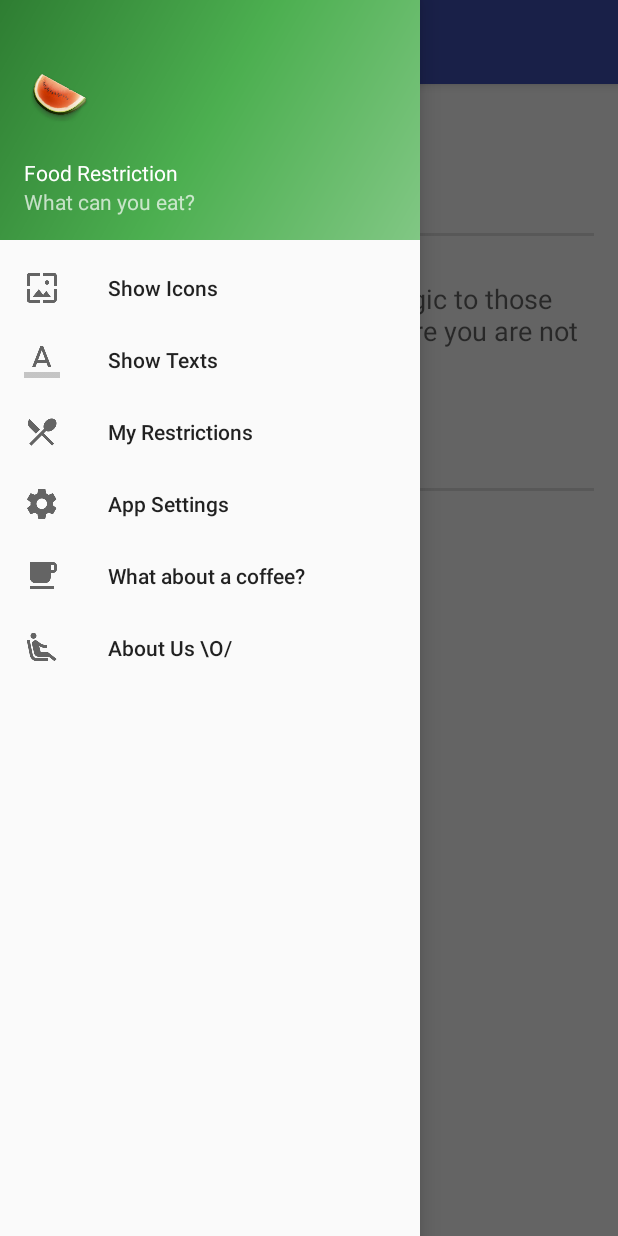
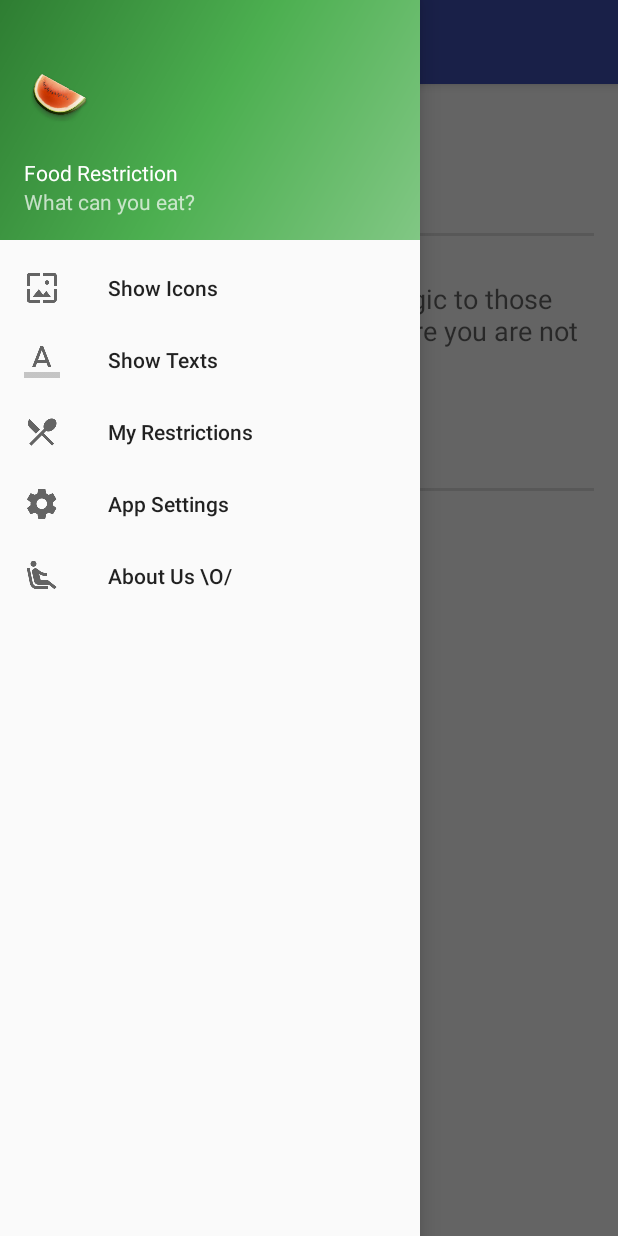
Before and after one commit to trmendes/FoodRestrictions, an Android app: the fragment FoodMessages placed in its activity, with the side drawer open, on a phone screen of 412 x 824 dp. Run offline under Robolectric (Android 15) with nearby library versions, the light colour scheme and no system bars.

Commit message:
Removing some codes I'm not done. I'll leave it for latter

```diff
--- a/app/src/main/java/br/com/mochiladepano/foodrestriction/FoodMessages.java
+++ b/app/src/main/java/br/com/mochiladepano/foodrestriction/FoodMessages.java
@@ -133,7 +133,7 @@ public class FoodMessages extends Fragment implements AdapterView.OnItemSelected
 
     @Override
     public void onItemSelected(AdapterView<?> adapterView, View view, int i, long l) {
-        Locale locale = new Locale("pt-BR");
+        Locale locale = new Locale("pt");
         Locale.setDefault(locale);
         getResources().getConfiguration().locale = locale;
         view.getContext().getResources().updateConfiguration( getResources().getConfiguration(),
--- a/app/src/main/res/menu/activity_main_drawer.xml
+++ b/app/src/main/res/menu/activity_main_drawer.xml
@@ -19,10 +19,6 @@
             android:icon="@drawable/ic_settings_black_24dp"
             android:title="@string/nav_app_settings" />
         <item
-            android:id="@+id/nav_donation"
-            android:icon="@drawable/ic_free_breakfast_black_24dp"
-            android:title="@string/nav_donations" />
-        <item
             android:id="@+id/nav_about_us"
             android:icon="@drawable/ic_airline_seat_recline_extra_black_24dp"
             android:title="@string/nav_about_us" />
--- a/app/src/main/res/values/languages.xml
+++ b/app/src/main/res/values/languages.xml
@@ -2,6 +2,6 @@
 <resources>
     <string-array name="languages_array">
         <item>English</item>
-        <item>Portuguese - Brazil</item>
+        <item>Portuguese</item>
     </string-array>
 </resources>
--- a/app/src/main/res/values/strings.xml
+++ b/app/src/main/res/values/strings.xml
@@ -35,7 +35,6 @@
 
     <string name="no_config_msg">To show which food you don\'t or can\'t eat you have to configure it.</string>
 
-    <string name="todo">Still have to implement it. Sorry.</string>
     <string name="help_message">1) You have to configure this application using the menu option \'Restriction Settings\' to tell it which type of food you are allergic and which type of food you don\'t eat.\n\n 2) Next you will be able to choose in between a graphical version \'Show Icons\' or a text version \'Show texts\' to let people know more about your food restrictions.</string>
     <string name="help_title">How does it works?</string>
     <string name="help_not_show">Do not show it again</string>
```
Also changed, not shown: app/src/main/java/br/com/mochiladepano/foodrestriction/MainActivity.java (+0 -13 lines), app/src/main/assets/changelog.txt, 1 other file.
